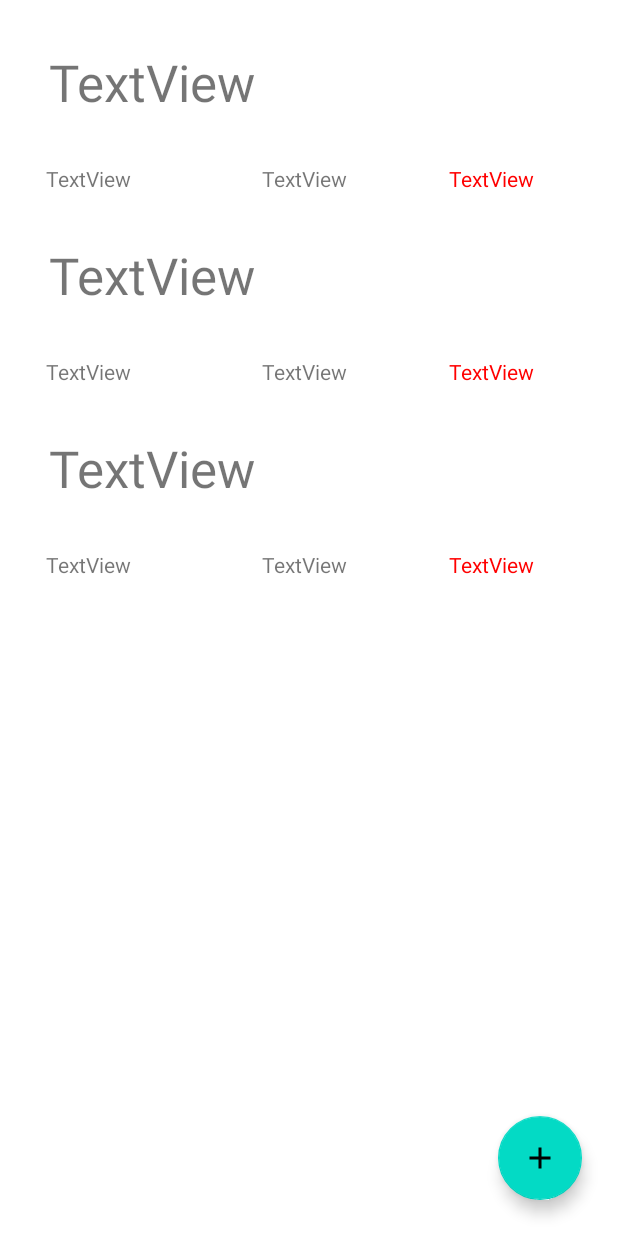
After one commit to userddssilva/financial-checker-mobile, an Android app: the layout fragment_expense.xml on its own in the app's theme, with its tools: preview values and no code run, on a phone screen of 412 x 824 dp. The commit adds this screen. Run offline under Robolectric (Android 15) with nearby library versions, the phone set to English and light mode, and no system bars.

Commit message:
Rename fragment and add the recycleview

```diff
--- a/app/src/main/java/com/financialchecker/MainActivity.kt
+++ b/app/src/main/java/com/financialchecker/MainActivity.kt
@@ -26,7 +26,7 @@ class MainActivity : AppCompatActivity() {
         // menu should be considered as top level destinations.
         val appBarConfiguration = AppBarConfiguration(
             setOf(
-                R.id.navigation_home, R.id.navigation_dashboard, R.id.navigation_notifications
+                R.id.navigation_expense, R.id.navigation_dashboard, R.id.navigation_notifications
             )
         )
         setupActionBarWithNavController(navController, appBarConfiguration)
--- a/app/src/main/java/com/financialchecker/ui/home/HomeViewModel.kt
+++ b/app/src/main/java/com/financialchecker/ui/expense/ExpenseViewModel.kt
@@ -1,10 +1,10 @@
-package com.financialchecker.ui.home
+package com.financialchecker.ui.expense
 
 import androidx.lifecycle.LiveData
 import androidx.lifecycle.MutableLiveData
 import androidx.lifecycle.ViewModel
 
-class HomeViewModel : ViewModel() {
+class ExpenseViewModel : ViewModel() {
 
     private val _text = MutableLiveData<String>().apply {
         value = "This is home Fragment"
--- /dev/null
+++ b/app/src/main/res/drawable/ic_baseline_account_balance_wallet_24.xml
@@ -0,0 +1,5 @@
+<vector android:height="24dp" android:tint="#000000"
+    android:viewportHeight="24" android:viewportWidth="24"
+    android:width="24dp" xmlns:android="http://schemas.android.com/apk/res/android">
+    <path android:fillColor="@android:color/white" android:pathData="M21,18v1c0,1.1 -0.9,2 -2,2L5,21c-1.11,0 -2,-0.9 -2,-2L3,5c0,-1.1 0.89,-2 2,-2h14c1.1,0 2,0.9 2,2v1h-9c-1.11,0 -2,0.9 -2,2v8c0,1.1 0.89,2 2,2h9zM12,16h10L22,8L12,8v8zM16,13.5c-0.83,0 -1.5,-0.67 -1.5,-1.5s0.67,-1.5 1.5,-1.5 1.5,0.67 1.5,1.5 -0.67,1.5 -1.5,1.5z"/>
+</vector>
--- /dev/null
+++ b/app/src/main/res/drawable/ic_baseline_add_24.xml
@@ -0,0 +1,5 @@
+<vector android:height="24dp" android:tint="#FFFFFF"
+    android:viewportHeight="24" android:viewportWidth="24"
+    android:width="24dp" xmlns:android="http://schemas.android.com/apk/res/android">
+    <path android:fillColor="@android:color/white" android:pathData="M19,13h-6v6h-2v-6H5v-2h6V5h2v6h6v2z"/>
+</vector>
--- /dev/null
+++ b/app/src/main/res/layout/fragment_expense.xml
@@ -0,0 +1,31 @@
+<?xml version="1.0" encoding="utf-8"?>
+<androidx.constraintlayout.widget.ConstraintLayout
+    xmlns:android="http://schemas.android.com/apk/res/android"
+    xmlns:app="http://schemas.android.com/apk/res-auto"
+    xmlns:tools="http://schemas.android.com/tools"
+    android:layout_width="match_parent"
+    android:layout_height="match_parent"
+    tools:context=".ui.expense.ExpenseFragment">
+
+    <androidx.recyclerview.widget.RecyclerView
+        android:layout_width="411dp"
+        android:layout_height="731dp"
+        app:layout_constraintBottom_toBottomOf="parent"
+        app:layout_constraintEnd_toEndOf="parent"
+        app:layout_constraintStart_toStartOf="parent"
+        app:layout_constraintTop_toTopOf="parent"
+        app:layout_constraintVertical_bias="0.0"
+        tools:listitem="@layout/item_expense" />
+
+    <com.google.android.material.floatingactionbutton.FloatingActionButton
+        android:id="@+id/floatingActionButton"
+        android:layout_width="wrap_content"
+        android:layout_height="wrap_content"
+        android:layout_marginEnd="24dp"
+        android:layout_marginBottom="24dp"
+        android:src="@drawable/ic_baseline_add_24"
+        app:layout_constraintBottom_toBottomOf="parent"
+        app:layout_constraintEnd_toEndOf="parent"
+        app:layout_constraintHorizontal_bias="1.0"
+        app:layout_constraintStart_toStartOf="parent" />
+</androidx.constraintlayout.widget.ConstraintLayout>
--- /dev/null
+++ b/app/src/main/res/layout/item_expense.xml
@@ -0,0 +1,52 @@
+<?xml version="1.0" encoding="utf-8"?>
+<androidx.constraintlayout.widget.ConstraintLayout xmlns:android="http://schemas.android.com/apk/res/android"
+    xmlns:app="http://schemas.android.com/apk/res-auto"
+    xmlns:tools="http://schemas.android.com/tools"
+    android:layout_width="match_parent"
+    android:layout_height="wrap_content">
+
+    <TextView
+        android:id="@+id/textView"
+        android:layout_width="wrap_content"
+        android:layout_height="wrap_content"
+        android:layout_marginStart="32dp"
+        android:layout_marginTop="32dp"
+        android:text="TextView"
+        android:textSize="34sp"
+        app:layout_constraintEnd_toEndOf="parent"
+        app:layout_constraintHorizontal_bias="0.0"
+        app:layout_constraintStart_toStartOf="parent"
+        app:layout_constraintTop_toTopOf="parent" />
+
+    <TextView
+        android:id="@+id/textView2"
+        android:layout_width="wrap_content"
+        android:layout_height="wrap_content"
+        android:layout_marginTop="32dp"
+        android:text="TextView"
+        app:layout_constraintEnd_toStartOf="@+id/textView3"
+        app:layout_constraintHorizontal_bias="0.256"
+        app:layout_constraintStart_toStartOf="parent"
+        app:layout_constraintTop_toBottomOf="@+id/textView" />
+
+    <TextView
+        android:id="@+id/textView3"
+        android:layout_width="wrap_content"
+        android:layout_height="wrap_content"
+        android:layout_marginTop="32dp"
+        android:layout_marginEnd="68dp"
+        android:text="TextView"
+        app:layout_constraintEnd_toStartOf="@+id/textView4"
+        app:layout_constraintTop_toBottomOf="@+id/textView" />
+
+    <TextView
+        android:id="@+id/textView4"
+        android:layout_width="wrap_content"
+        android:layout_height="wrap_content"
+        android:layout_marginTop="32dp"
+        android:layout_marginEnd="56dp"
+        android:text="TextView"
+        android:textColor="#FF0000"
+        app:layout_constraintEnd_toEndOf="parent"
+        app:layout_constraintTop_toBottomOf="@+id/textView" />
+</androidx.constraintlayout.widget.ConstraintLayout>
--- a/app/src/main/res/menu/bottom_nav_menu.xml
+++ b/app/src/main/res/menu/bottom_nav_menu.xml
@@ -2,9 +2,9 @@
 <menu xmlns:android="http://schemas.android.com/apk/res/android">
 
     <item
-        android:id="@+id/navigation_home"
-        android:icon="@drawable/ic_home_black_24dp"
-        android:title="@string/title_home" />
+        android:id="@+id/navigation_expense"
+        android:icon="@drawable/ic_baseline_account_balance_wallet_24"
+        android:title="@string/title_expense" />
 
     <item
         android:id="@+id/navigation_dashboard"
--- a/app/src/main/res/values/strings.xml
+++ b/app/src/main/res/values/strings.xml
@@ -1,6 +1,7 @@
 <resources>
     <string name="app_name">Financial Checker</string>
     <string name="title_home">Home</string>
+    <string name="title_expense">Expense</string>
     <string name="title_dashboard">Dashboard</string>
     <string name="title_notifications">Notifications</string>
 </resources>
```
Also changed, not shown: app/src/main/java/com/financialchecker/ui/expense/ExpenseFragment.kt (renamed from app/src/main/java/com/financialchecker/ui/home/HomeFragment.kt, +11 -11 lines), app/src/main/res/layout/activity_main.xml (+5 -12 lines), app/src/main/res/layout/fragment_home.xml (deleted, +0 -22 lines), app/src/main/res/navigation/mobile_navigation.xml (+4 -4 lines).
